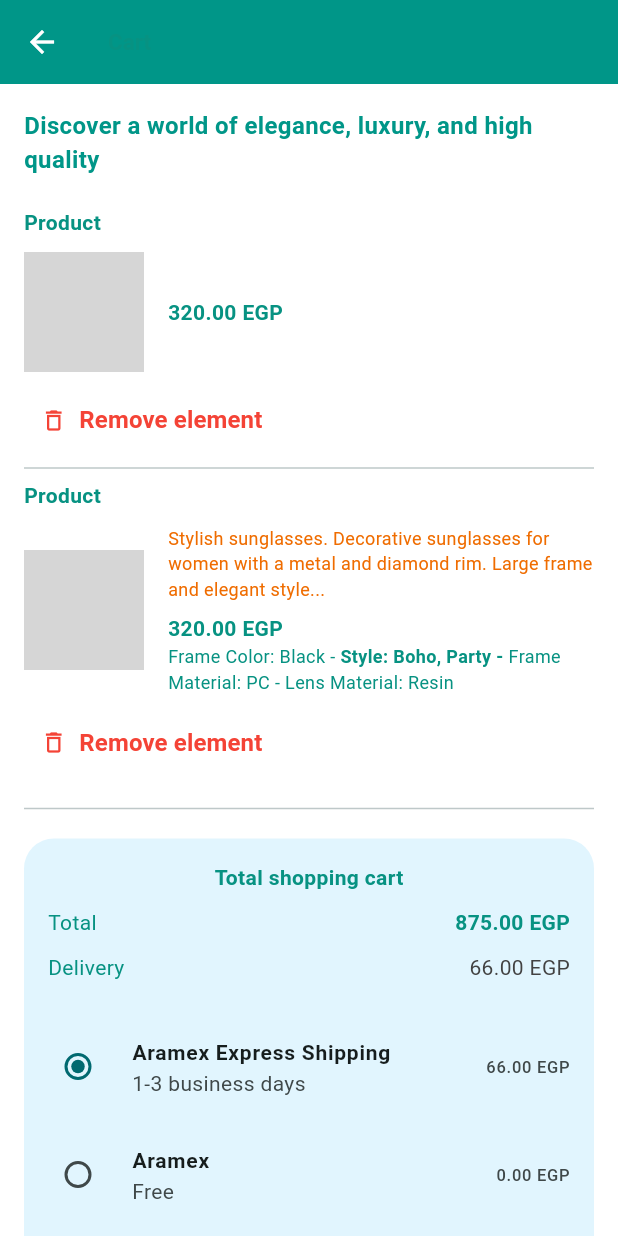
After one commit to MinaYasser100/glasses-app, a Flutter app: the CheckoutScreen screen opened directly, on a phone screen of 412 x 824 dp. The commit adds this screen. Run offline on Flutter 3.47's test engine with Material 3 defaults, Android fonts, the phone set to English and light mode, and no system bars; our stand-ins replace equatable, flutter_bloc, image_picker; network calls fail; grey boxes are pictures that could not be loaded.

Commit message:
Added Checkout Screen Added Place order Screen

```diff
--- a/lib/core/router/app_router.dart
+++ b/lib/core/router/app_router.dart
@@ -55,7 +55,11 @@ class AppRouter {
         return MaterialPageRoute(builder: (_) => const PlacesView());
 
       case AppRoutes.lenses:
-        return MaterialPageRoute(builder: (_) => const LensesView());
+        final args = settings.arguments as Function()?;
+        return MaterialPageRoute(
+            builder: (_) => LensesView(
+                  onTap: (Map<String, dynamic> item) {},
+                ));
 
       case AppRoutes.champer:
         return MaterialPageRoute(builder: (_) => const ChamperView());
--- /dev/null
+++ b/lib/features/checkout/checkout_screen.dart
@@ -0,0 +1,180 @@
+import 'package:flutter/material.dart';
+
+class CheckoutScreen extends StatefulWidget {
+  const CheckoutScreen({super.key});
+
+  @override
+  State<CheckoutScreen> createState() => _CheckoutScreenState();
+}
+
+class _CheckoutScreenState extends State<CheckoutScreen> {
+  int selectedShipping = 0;
+
+  @override
+  Widget build(BuildContext context) {
+    return Scaffold(
+      backgroundColor: Colors.white,
+      appBar: AppBar(
+        title: Text("Cart"),
+        backgroundColor: Colors.teal,
+        foregroundColor: Colors.white,
+      ),
+      body: SingleChildScrollView(
+        padding: EdgeInsets.all(16),
+        child: Column(
+          crossAxisAlignment: CrossAxisAlignment.start,
+          children: [
+            Text("Discover a world of elegance, luxury, and high quality",
+                style: TextStyle(
+                    fontSize: 16,
+                    color: Colors.teal,
+                    fontWeight: FontWeight.bold)),
+            const SizedBox(height: 20),
+
+            // Product Item
+            _buildProductItem(),
+            Divider(),
+            _buildProductItem(withDescription: true),
+            Divider(height: 40),
+
+            // Shipping options
+            _buildShippingSection(),
+
+            const SizedBox(height: 20),
+            // Payment icons
+            Row(
+              mainAxisAlignment: MainAxisAlignment.spaceEvenly,
+              children: [
+                Icon(Icons.credit_card, size: 30),
+                Icon(Icons.local_shipping, size: 30),
+              ],
+            ),
+            const SizedBox(height: 20),
+
+            // Return Policy
+            Text(
+              "Returns and Exchanges: Easy to return and exchange products",
+              style: TextStyle(color: Colors.teal[700]),
+            ),
+          ],
+        ),
+      ),
+    );
+  }
+
+  Widget _buildProductItem({bool withDescription = false}) {
+    return Column(
+      crossAxisAlignment: CrossAxisAlignment.start,
+      children: [
+        Text("Product", style: TextStyle(fontWeight: FontWeight.bold)),
+        SizedBox(height: 10),
+        Row(
+          children: [
+            Image.network(
+              'https://my.clevelandclinic.org/-/scassets/images/org/health/articles/10737-contacts',
+              width: 80,
+              height: 80,
+              fit: BoxFit.cover,
+            ),
+            SizedBox(width: 16),
+            Expanded(
+              child: Column(
+                crossAxisAlignment: CrossAxisAlignment.start,
+                children: [
+                  if (withDescription)
+                    Text(
+                      "Stylish sunglasses. Decorative sunglasses for women with a metal and diamond rim. Large frame and elegant style...",
+                      style: TextStyle(fontSize: 12, color: Colors.orange[800]),
+                    ),
+                  if (withDescription) SizedBox(height: 8),
+                  Text("320.00 EGP",
+                      style:
+                      TextStyle(fontWeight: FontWeight.bold, fontSize: 14)),
+                  if (withDescription)
+                    Text.rich(
+                      TextSpan(
+                        children: [
+                          TextSpan(text: "Frame Color: Black - "),
+                          TextSpan(
+                              text: "Style: Boho, Party - ",
+                              style: TextStyle(fontWeight: FontWeight.bold)),
+                          TextSpan(text: "Frame Material: PC - "),
+                          TextSpan(text: "Lens Material: Resin"),
+                        ],
+                      ),
+                      style: TextStyle(fontSize: 12),
+                    ),
+                ],
+              ),
+            )
+          ],
+        ),
+        const SizedBox(height: 8),
+        TextButton.icon(
+          onPressed: () {},
+          icon: Icon(Icons.delete_outline, color: Colors.red),
+          label: Text("Remove element", style: TextStyle(color: Colors.red)),
+        ),
+      ],
+    );
+  }
+
+  Widget _buildShippingSection() {
+    return Container(
+      padding: EdgeInsets.all(16),
+      decoration: BoxDecoration(
+        color: Colors.lightBlue[50],
+        borderRadius: BorderRadius.circular(20),
+      ),
+      child: Column(
+        children: [
+          Text("Total shopping cart",
+              style: TextStyle(fontWeight: FontWeight.bold)),
+          const SizedBox(height: 10),
+          Row(
+            mainAxisAlignment: MainAxisAlignment.spaceBetween,
+            children: [
+              Text("Total"),
+              Text("875.00 EGP", style: TextStyle(fontWeight: FontWeight.bold)),
+            ],
+          ),
+          const SizedBox(height: 10),
+          Row(
+            mainAxisAlignment: MainAxisAlignment.spaceBetween,
+            children: [
+              Text("Delivery"),
+              Text("66.00 EGP", style: TextStyle(color: Colors.grey[800])),
+            ],
+          ),
+          const SizedBox(height: 20),
+          _buildShippingOption(0, "Aramex Express Shipping", "1-3 business days", "66.00 EGP"),
+          _buildShippingOption(1, "Aramex", "Free", "0.00 EGP"),
+          Divider(),
+          Row(
+            mainAxisAlignment: MainAxisAlignment.spaceBetween,
+            children: [
+              Text("Total"),
+              Text("941.00 EGP", style: TextStyle(fontWeight: FontWeight.bold)),
+            ],
+          ),
+        ],
+      ),
+    );
+  }
+
+  Widget _buildShippingOption(int index, String title, String duration, String cost) {
+    return RadioListTile(
+      value: index,
+      groupValue: selectedShipping,
+      onChanged: (value) {
+        setState(() {
+          selectedShipping = value!;
+        });
+      },
+      title: Text(title),
+      subtitle: Text(duration),
+      secondary: Text(cost),
+      contentPadding: EdgeInsets.zero,
+    );
+  }
+}
--- a/lib/features/lenses/widgets/lenses_list.dart
+++ b/lib/features/lenses/widgets/lenses_list.dart
@@ -3,8 +3,9 @@ import '../../../../core/constants/app_dimensions.dart';
 import 'lens_card.dart';
 
 class LensesList extends StatelessWidget {
-  const LensesList({super.key});
+  const LensesList({super.key, this.onTap});
 
+  final Function(Map<String, dynamic> lens)? onTap;
   final List<Map<String, dynamic>> lensTypes = const [
     {
       'name': 'Single Vision Lenses',
@@ -58,7 +59,7 @@ class LensesList extends StatelessWidget {
           icon: lens['icon'],
           features: const [], // Add features if needed
           onTap: () {
-            // TODO: Implement lens selection
+            onTap!(lens);
           },
         );
       },
--- a/pubspec.yaml
+++ b/pubspec.yaml
@@ -33,6 +33,7 @@ dependencies:
   flutter:
     sdk: flutter
   flutter_bloc: ^9.1.1
+  image_picker: ^1.1.2
 
 dev_dependencies:
   flutter_lints: ^5.0.0
```
Also changed, not shown: lib/features/cart/viewmodel/cart_cubit.dart (+21 -6 lines), lib/features/cart/widgets/cart_summary.dart (+6 -1 lines), lib/features/lenses/view/lenses_view.dart (+11 -5 lines), lib/features/order/place_order_screen.dart (added, +178 -0 lines), lib/features/product/view/product_view.dart (+17 -2 lines), pubspec.lock, 5 other files.
